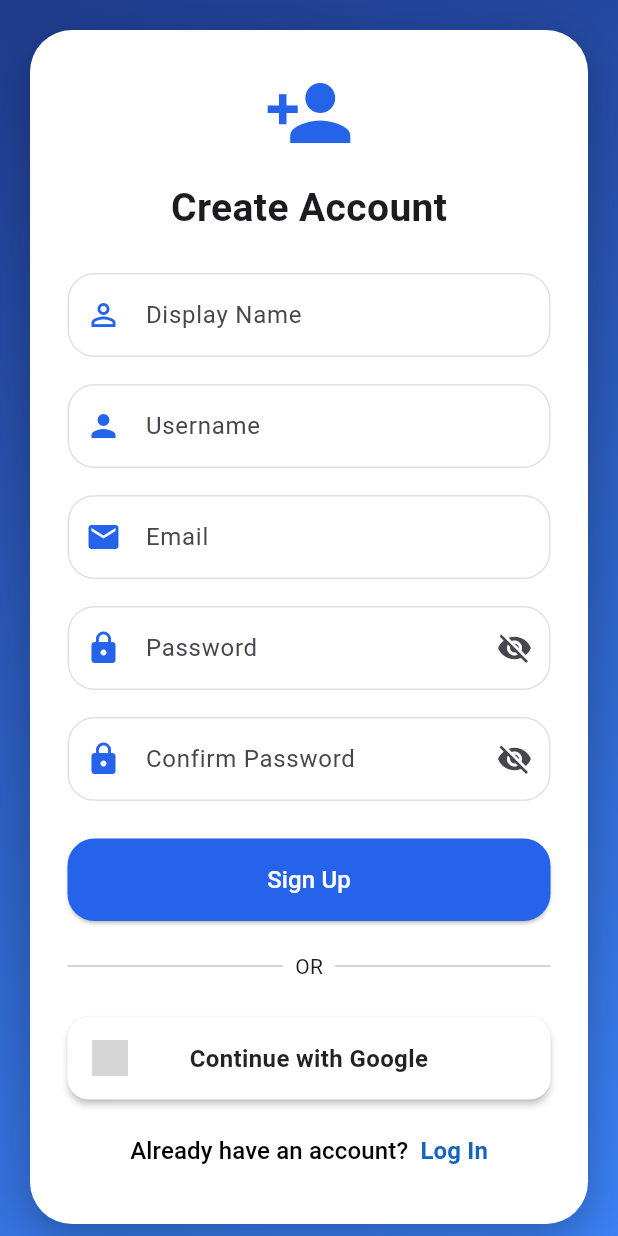
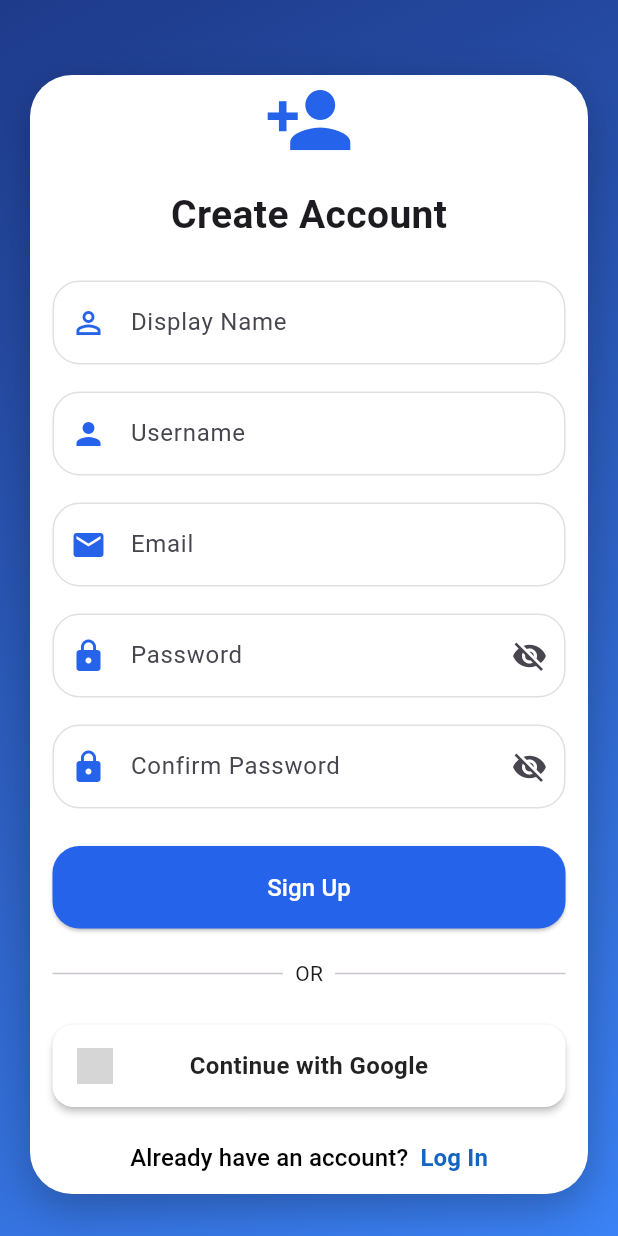
Before and after one commit to Yousefsultan280/fcai_project, a Flutter app: the SignUpScreen screen opened directly, on a phone screen of 412 x 824 dp. Run offline on Flutter 3.47's test engine with Material 3 defaults, Android fonts, the phone set to English and light mode, and no system bars; our stand-ins replace permission_handler; missing offline and left inert: flutter_sound; network calls fail; grey boxes are pictures that could not be loaded.

Commit message:
final_project2

```diff
--- a/lib/auth_pages/SignUpScreen.dart
+++ b/lib/auth_pages/SignUpScreen.dart
@@ -58,10 +58,9 @@ class _SignUpScreenState extends State<SignUpScreen> {
         child: Center(
           child: SingleChildScrollView(
             child: Padding(
-              padding: const EdgeInsets.all(20),
-
+              padding: const EdgeInsets.symmetric(horizontal: 20,vertical: 50),
               child: Container(
-                padding: EdgeInsets.all(25),
+                padding: EdgeInsets.only(left: 15,right: 15),
                 decoration: BoxDecoration(
                   color: Colors.white,
                   borderRadius: BorderRadius.circular(28),
--- a/lib/splash&onboarding_pages/splash_screen.dart
+++ b/lib/splash&onboarding_pages/splash_screen.dart
@@ -16,7 +16,7 @@ class _SplashScreenState extends State<SplashScreen> {
     super.initState();
 
 
-    Timer(const Duration(seconds: 8), () {
+    Timer(const Duration(seconds: 4), () {
       Navigator.pushReplacement(
         context,
         MaterialPageRoute(
```
